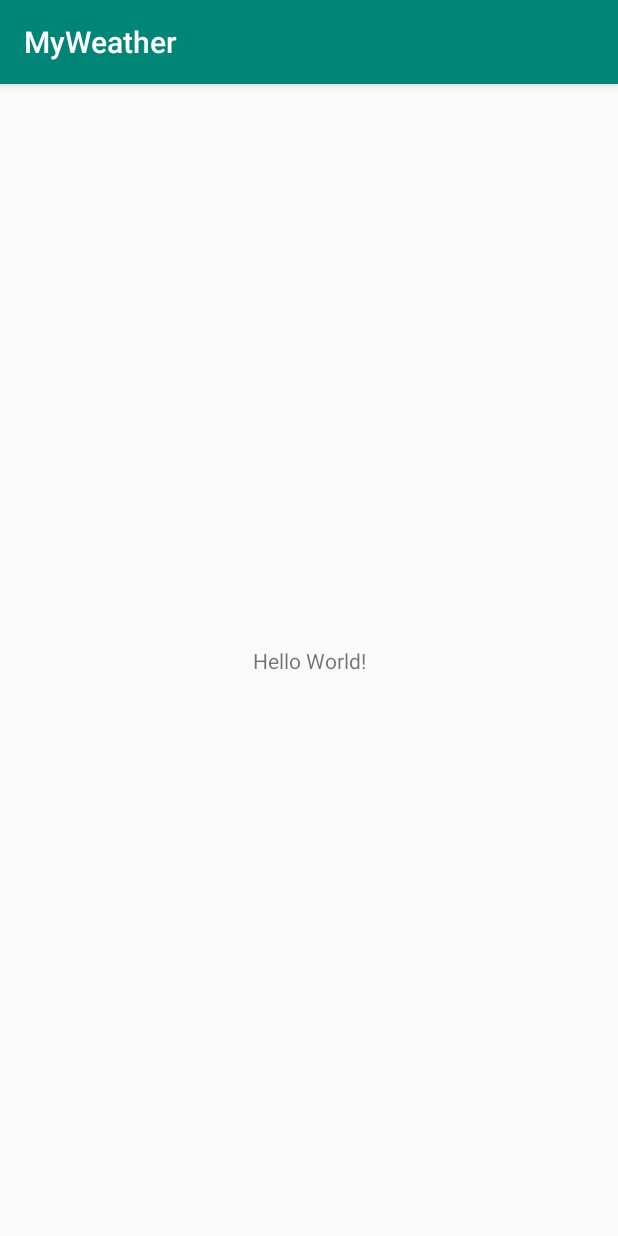
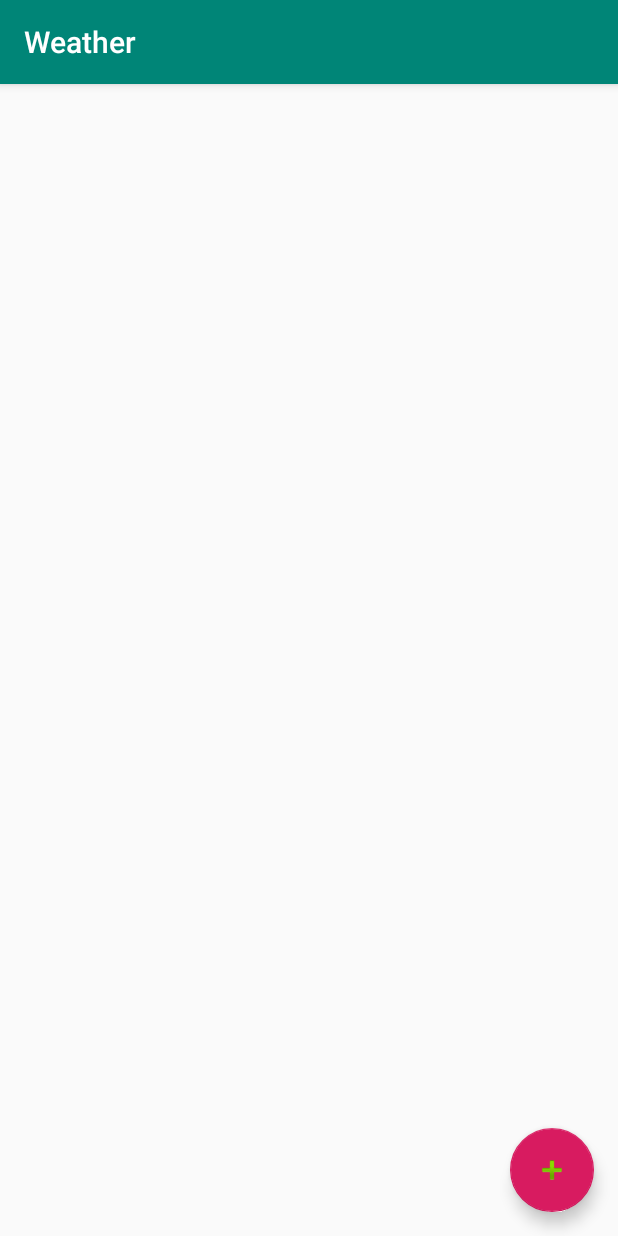
Before and after one commit to tukmax/MyWeather, an Android app: the screen it shows after launch (MainActivity before the commit, Home after it), on a phone screen of 412 x 824 dp. Run offline under Robolectric (Android 15) with nearby library versions, the phone set to English and light mode, and no system bars.

Commit message:
mudando home

```diff
--- a/app/build.gradle
+++ b/app/build.gradle
@@ -23,6 +23,7 @@ dependencies {
     implementation fileTree(dir: 'libs', include: ['*.jar'])
     implementation 'androidx.appcompat:appcompat:1.1.0'
     implementation 'androidx.constraintlayout:constraintlayout:1.1.3'
+    implementation 'com.google.android.material:material:1.0.0'
     testImplementation 'junit:junit:4.12'
     androidTestImplementation 'androidx.test:runner:1.2.0'
     androidTestImplementation 'androidx.test.espresso:espresso-core:3.2.0'
--- a/app/src/main/AndroidManifest.xml
+++ b/app/src/main/AndroidManifest.xml
@@ -9,14 +9,17 @@
         android:roundIcon="@mipmap/ic_launcher_round"
         android:supportsRtl="true"
         android:theme="@style/AppTheme">
-        <activity android:name=".AddCity"></activity>
-        <activity android:name=".MainActivity">
+        <activity
+            android:name=".Home"
+            android:label="@string/title_activity_home"
+            android:theme="@style/AppTheme.NoActionBar">
             <intent-filter>
                 <action android:name="android.intent.action.MAIN" />
 
                 <category android:name="android.intent.category.LAUNCHER" />
             </intent-filter>
         </activity>
+        <activity android:name=".AddCity" />
     </application>
 
 </manifest>
--- /dev/null
+++ b/app/src/main/java/com/example/myweather/Home.java
@@ -0,0 +1,32 @@
+package com.example.myweather;
+
+import android.os.Bundle;
+
+import com.google.android.material.floatingactionbutton.FloatingActionButton;
+import com.google.android.material.snackbar.Snackbar;
+
+import androidx.appcompat.app.AppCompatActivity;
+import androidx.appcompat.widget.Toolbar;
+
+import android.view.View;
+
+public class Home extends AppCompatActivity {
+
+    @Override
+    protected void onCreate(Bundle savedInstanceState) {
+        super.onCreate(savedInstanceState);
+        setContentView(R.layout.activity_home);
+        Toolbar toolbar = findViewById(R.id.toolbar);
+        setSupportActionBar(toolbar);
+
+        FloatingActionButton fab = findViewById(R.id.fab);
+        fab.setOnClickListener(new View.OnClickListener() {
+            @Override
+            public void onClick(View view) {
+                Snackbar.make(view, "Replace with your own action", Snackbar.LENGTH_LONG)
+                        .setAction("Action", null).show();
+            }
+        });
+    }
+
+}
--- a/app/src/main/java/com/example/myweather/MainActivity.java
+++ /dev/null
@@ -1,18 +0,0 @@
-package com.example.myweather;
-
-import androidx.appcompat.app.AppCompatActivity;
-
-import android.os.Bundle;
-
-public class MainActivity extends AppCompatActivity {
-
-    @Override
-    protected void onCreate(Bundle savedInstanceState) {
-        super.onCreate(savedInstanceState);
-        setContentView(R.layout.activity_main);
-
-
-        //codigo da api
-        // api.openweathermap.org/data/2.5/weather?q=" + CidadeVar +"&APPID=afeb3f38cdff7769f0f18c09357e5750"
-    }
-}
--- /dev/null
+++ b/app/src/main/res/layout/activity_home.xml
@@ -0,0 +1,33 @@
+<?xml version="1.0" encoding="utf-8"?>
+<androidx.coordinatorlayout.widget.CoordinatorLayout xmlns:android="http://schemas.android.com/apk/res/android"
+    xmlns:app="http://schemas.android.com/apk/res-auto"
+    xmlns:tools="http://schemas.android.com/tools"
+    android:layout_width="match_parent"
+    android:layout_height="match_parent"
+    tools:context=".Home">
+
+    <com.google.android.material.appbar.AppBarLayout
+        android:layout_width="match_parent"
+        android:layout_height="wrap_content"
+        android:theme="@style/AppTheme.AppBarOverlay">
+
+        <androidx.appcompat.widget.Toolbar
+            android:id="@+id/toolbar"
+            android:layout_width="match_parent"
+            android:layout_height="?attr/actionBarSize"
+            android:background="?attr/colorPrimary"
+            app:popupTheme="@style/AppTheme.PopupOverlay" />
+
+    </com.google.android.material.appbar.AppBarLayout>
+
+    <include layout="@layout/content_home" />
+
+    <com.google.android.material.floatingactionbutton.FloatingActionButton
+        android:id="@+id/fab"
+        android:layout_width="wrap_content"
+        android:layout_height="wrap_content"
+        android:layout_gravity="bottom|end"
+        android:layout_margin="@dimen/fab_margin"
+        app:srcCompat="@android:drawable/ic_input_add" />
+
+</androidx.coordinatorlayout.widget.CoordinatorLayout>
--- a/app/src/main/res/layout/activity_main.xml
+++ b/app/src/main/res/layout/content_home.xml
@@ -4,15 +4,8 @@
     xmlns:tools="http://schemas.android.com/tools"
     android:layout_width="match_parent"
     android:layout_height="match_parent"
-    tools:context=".MainActivity">
-
-    <TextView
-        android:layout_width="wrap_content"
-        android:layout_height="wrap_content"
-        android:text="Hello World!"
-        app:layout_constraintBottom_toBottomOf="parent"
-        app:layout_constraintLeft_toLeftOf="parent"
-        app:layout_constraintRight_toRightOf="parent"
-        app:layout_constraintTop_toTopOf="parent" />
+    app:layout_behavior="@string/appbar_scrolling_view_behavior"
+    tools:context=".Home"
+    tools:showIn="@layout/activity_home">
 
 </androidx.constraintlayout.widget.ConstraintLayout>
--- /dev/null
+++ b/app/src/main/res/values/dimens.xml
@@ -0,0 +1,3 @@
+<resources>
+    <dimen name="fab_margin">16dp</dimen>
+</resources>
--- a/app/src/main/res/values/strings.xml
+++ b/app/src/main/res/values/strings.xml
@@ -1,3 +1,4 @@
 <resources>
     <string name="app_name">MyWeather</string>
+    <string name="title_activity_home">Weather</string>
 </resources>
--- a/app/src/main/res/values/styles.xml
+++ b/app/src/main/res/values/styles.xml
@@ -8,4 +8,13 @@
         <item name="colorAccent">@color/colorAccent</item>
     </style>
 
+    <style name="AppTheme.NoActionBar">
+        <item name="windowActionBar">false</item>
+        <item name="windowNoTitle">true</item>
+    </style>
+
+    <style name="AppTheme.AppBarOverlay" parent="ThemeOverlay.AppCompat.Dark.ActionBar" />
+
+    <style name="AppTheme.PopupOverlay" parent="ThemeOverlay.AppCompat.Light" />
+
 </resources>
```
